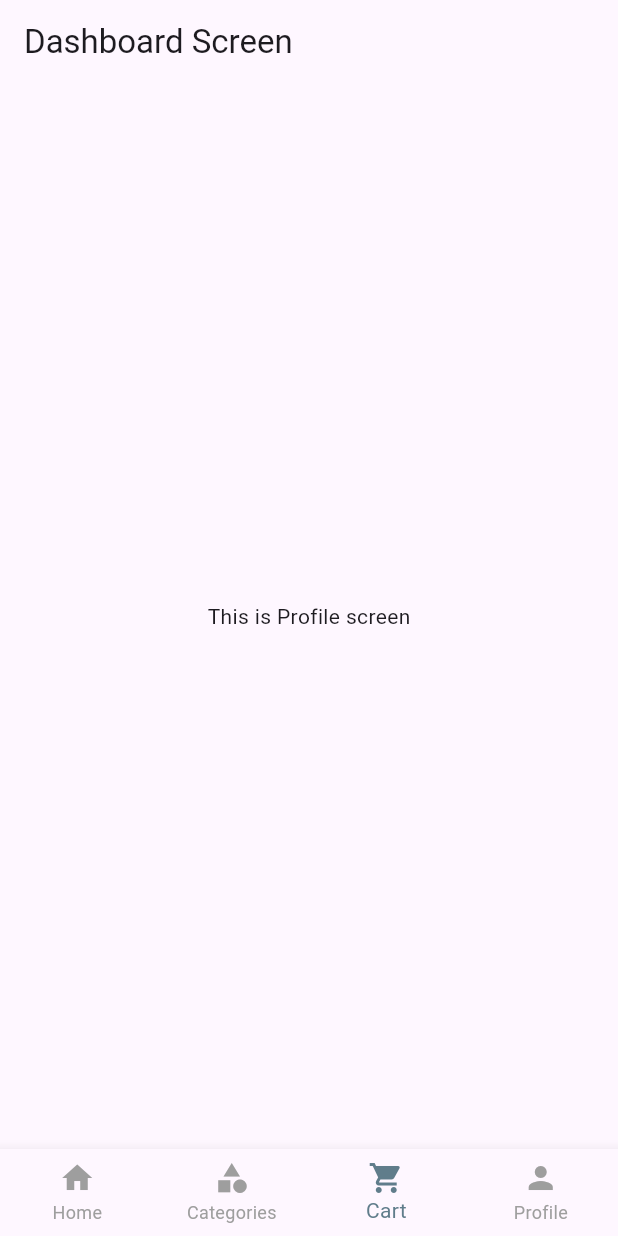
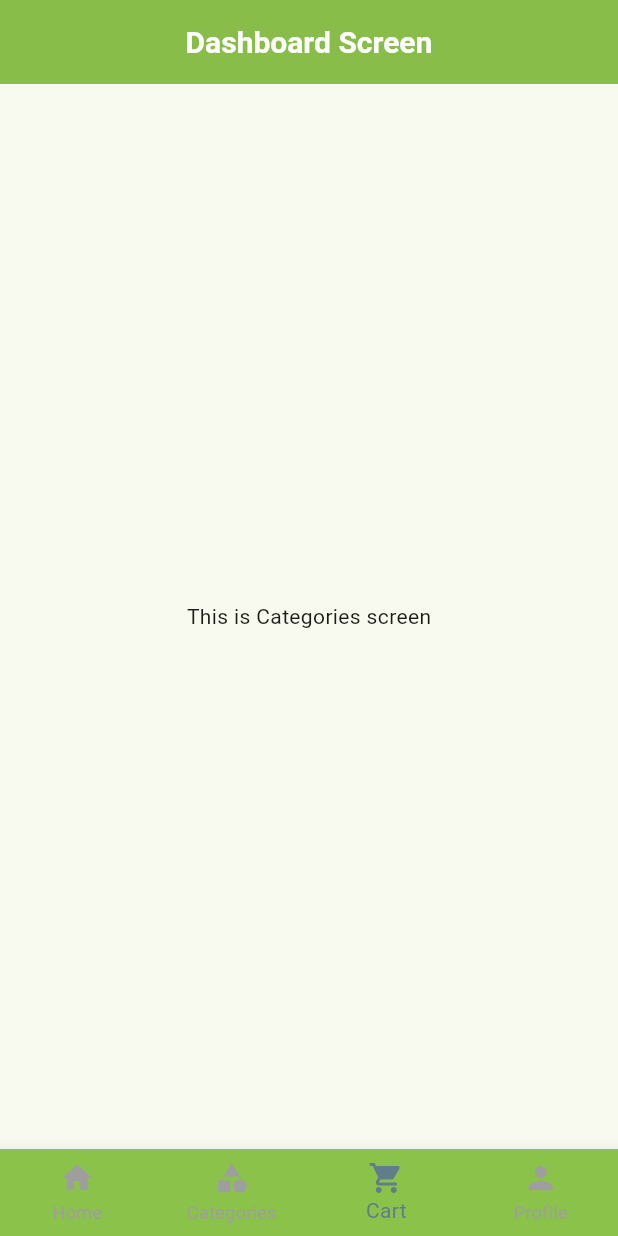
Before and after one commit to Sabyatakarki/mini_grocery_app, a Flutter app: the screen it shows after launch, item 3 of the bottom bar chosen, on a phone screen of 412 x 824 dp. Run offline on Flutter 3.47's test engine with Material 3 defaults, Android fonts, the phone set to English and light mode, and no system bars; Roboto replaces fonts that are missing (OpenSans-Bold, OpenSans-Regular, OpenSansItalic).

Commit message:
app.dart updated

```diff
--- a/lib/app.dart
+++ b/lib/app.dart
@@ -1,13 +1,25 @@
+
 import 'package:flutter/material.dart';
 import 'package:mini_grocery/screens/dashboard_screen.dart';
+import 'package:mini_grocery/theme/appbar_theme.dart';
+import 'package:mini_grocery/theme/buttom_navigationbar_theme_data.dart';
+import 'package:mini_grocery/theme/inputdecoration_theme.dart';
+import 'package:mini_grocery/theme/theme_data.dart';
 
 class App extends StatelessWidget {
-const App({super.key});
+  const App({super.key});
 
   @override
   Widget build(BuildContext context) {
     return MaterialApp(
-      home:DashboardScreen(),
+      title: 'Mini Grocery',
+      debugShowCheckedModeBanner: false,
+      theme:getApplicationTheme().copyWith(
+        appBarTheme: getAppBarTheme(),
+        inputDecorationTheme: getinputdecorationtheme(),
+        bottomNavigationBarTheme: getBottomNavigationBarTheme(),
+      ),
+      home: const DashboardScreen(),
     );
   }
 }
--- a/lib/screens/buttom_screen/categories.dart
+++ b/lib/screens/buttom_screen/categories.dart
@@ -1,13 +1,13 @@
 import 'package:flutter/material.dart';
 
-class ProfileScreen extends StatefulWidget {
-  const ProfileScreen({super.key});
+class Categories extends StatefulWidget {
+  const Categories({super.key});
 
   @override
-  State<ProfileScreen> createState() => _ProfileScreenState();
+  State<Categories> createState() => _ProfileScreenState();
 }
 
-class _ProfileScreenState extends State<ProfileScreen> {
+class _ProfileScreenState extends State<Categories> {
   @override
   Widget build(BuildContext context) {
     return const Center(
--- a/lib/screens/dashboard_screen.dart
+++ b/lib/screens/dashboard_screen.dart
@@ -1,5 +1,6 @@
 import 'package:flutter/material.dart';
 import 'package:mini_grocery/screens/buttom_screen/cart_screen.dart';
+import 'package:mini_grocery/screens/buttom_screen/categories.dart';
 import 'package:mini_grocery/screens/buttom_screen/home_screen.dart';
 import 'package:mini_grocery/screens/buttom_screen/profile_screen.dart';
 
@@ -15,6 +16,7 @@ class _DashboardScreenState extends State<DashboardScreen> {
   final List<Widget> screens = const [
     HomeScreen(),
     CartScreen(),
+    Categories(),
     ProfileScreen(),
   ];
 
--- /dev/null
+++ b/lib/theme/buttom_navigationbar_theme_data.dart
@@ -0,0 +1,17 @@
+import 'package:flutter/material.dart';
+
+BottomNavigationBarThemeData getBottomNavigationBarTheme() {
+  return BottomNavigationBarThemeData(
+    backgroundColor: Colors.lightGreen,
+    selectedItemColor: Colors.black12,
+    unselectedItemColor: Colors.white,
+    selectedLabelStyle: const TextStyle(
+      fontFamily: 'OpenSans-Bold',
+      fontSize: 14,
+    ),
+    unselectedLabelStyle: const TextStyle(
+      fontFamily: 'OpenSans-Regular',
+      fontSize: 12,
+    ),
+  );
+}
--- /dev/null
+++ b/lib/theme/inputdecoration_theme.dart
@@ -0,0 +1,21 @@
+import 'package:flutter/material.dart';
+
+InputDecorationTheme getinputdecorationtheme(){
+  return InputDecorationTheme(
+    filled: true,
+    fillColor: Colors.grey.shade200,
+    border: OutlineInputBorder(
+      borderRadius: BorderRadius.circular(10),
+      borderSide: const BorderSide(color: Colors.green),
+    ),
+    focusedBorder: OutlineInputBorder(
+      borderRadius: BorderRadius.circular(10),
+      borderSide: const BorderSide(color: Colors.green, width: 2),
+    ),
+    labelStyle: const TextStyle(
+      fontFamily: 'OpenSans-Regular',
+      fontSize: 14,
+      color: Colors.black87,
+    ),
+  );
+}
--- /dev/null
+++ b/lib/theme/theme_data.dart
@@ -0,0 +1,22 @@
+import 'package:flutter/material.dart';
+
+ThemeData getApplicationTheme() {
+  return ThemeData(
+    colorScheme: ColorScheme.fromSeed(seedColor: Colors.lightGreen),
+    useMaterial3: true,
+    fontFamily: 'OpenSansItalic',
+    elevatedButtonTheme: ElevatedButtonThemeData(
+      style: ElevatedButton.styleFrom(
+        textStyle: const TextStyle(
+          fontSize: 18,
+          color: Color.fromARGB(0, 212, 212, 219),
+          fontFamily: 'OpenSansBold',
+        ),
+        backgroundColor: Colors.lightGreen,
+        shape: RoundedRectangleBorder(
+          borderRadius: BorderRadius.circular(5),
+        ),
+      ),
+    ),
+  );
+}
```
